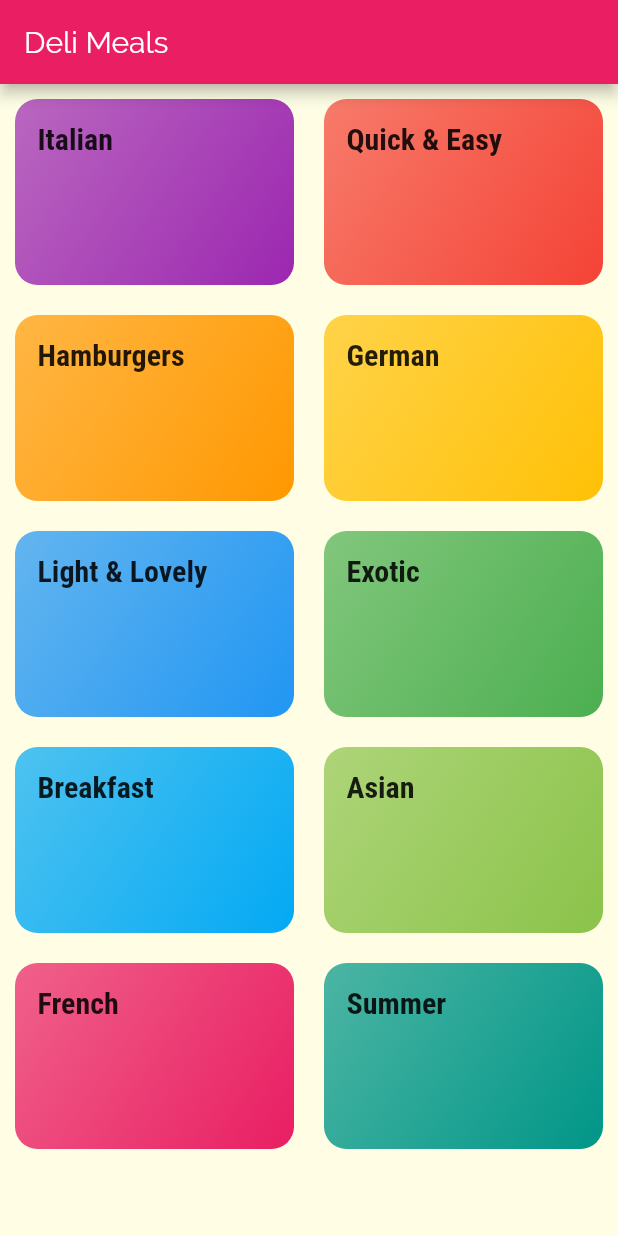
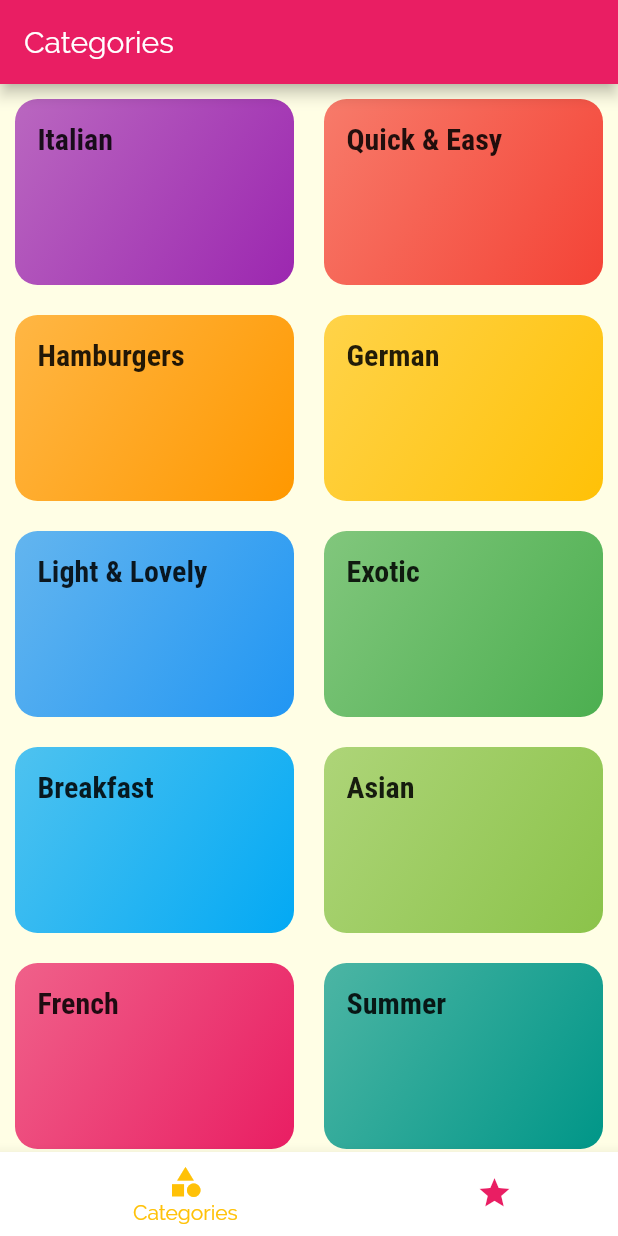
Before and after one commit to godfather-is-me/MenuItemApp, a Flutter app: the screen it shows after launch, on a phone screen of 412 x 824 dp. Run offline on Flutter 3.47's test engine with Material 2 defaults, Android fonts, the phone set to English and light mode, and no system bars.

Commit message:
added bottom tab

```diff
--- a/lib/main.dart
+++ b/lib/main.dart
@@ -2,6 +2,7 @@ import 'package:flutter/material.dart';
 import 'package:menu_item_app/screens/category_meals_screen.dart';
 import 'screens/categories_screen.dart';
 import 'screens/meal_detail_screen.dart';
+import 'screens/tabs_screen.dart';
 
 void main() => runApp(MyApp());
 
@@ -29,7 +30,7 @@ class MyApp extends StatelessWidget {
       // home: CategoriesScreen(),
       initialRoute: '/',
       routes: {
-        '/': (ctx) => CategoriesScreen(),
+        '/': (ctx) => TabsScreen(),
         CategoryMealsScreen.routeName: (ctx) => CategoryMealsScreen(),
         MealDetailScreen.routeName: (ctx) => MealDetailScreen(),
       },
--- a/lib/screens/categories_screen.dart
+++ b/lib/screens/categories_screen.dart
@@ -5,11 +5,7 @@ import '../widgets/category_item.dart';
 class CategoriesScreen extends StatelessWidget {
   @override
   Widget build(BuildContext context) {
-    return Scaffold(
-      appBar: AppBar(
-        title: const Text('Deli Meals'),
-      ),
-      body: GridView(
+    return GridView(
       padding: const EdgeInsets.all(10),
       children: DUMMY_CATEGORIES
           .map((e) => CategoryItem(
@@ -24,7 +20,6 @@ class CategoriesScreen extends StatelessWidget {
         crossAxisSpacing: 20,
         mainAxisSpacing: 20,
       ),
-      ),
     );
   }
 }
--- /dev/null
+++ b/lib/screens/favorites_screen.dart
@@ -0,0 +1,10 @@
+import 'package:flutter/material.dart';
+
+class FavoritesScreen extends StatelessWidget {
+  @override
+  Widget build(BuildContext context) {
+    return Center(
+      child: Text('The Favortite screen'),
+    );
+  }
+}
--- /dev/null
+++ b/lib/screens/tabs_screen.dart
@@ -0,0 +1,53 @@
+import 'package:flutter/material.dart';
+import 'package:menu_item_app/screens/categories_screen.dart';
+import 'favorites_screen.dart';
+
+class TabsScreen extends StatefulWidget {
+  @override
+  _TabsScreenState createState() => _TabsScreenState();
+}
+
+class _TabsScreenState extends State<TabsScreen> {
+  final List<Map<String, Object>> _pages = [
+    {'page': CategoriesScreen(), 'title': 'Categories'},
+    {'page': FavoritesScreen(), 'title': 'Favorites'}
+  ];
+
+  int _selectedPageIndex = 0;
+
+  void _selectPage(int index) {
+    setState(() {
+      _selectedPageIndex = index;
+    });
+  }
+
+  @override
+  Widget build(BuildContext context) {
+    return Scaffold(
+      appBar: AppBar(
+        title: Text(_pages[_selectedPageIndex]['title']),
+      ),
+      body: _pages[_selectedPageIndex]['page'],
+      bottomNavigationBar: BottomNavigationBar(
+        onTap: _selectPage,
+        backgroundColor: Theme.of(context).primaryColor,
+        unselectedItemColor: Colors.pink,
+        selectedItemColor: Theme.of(context).accentColor,
+        currentIndex: _selectedPageIndex,
+        type: BottomNavigationBarType.shifting,
+        items: [
+          BottomNavigationBarItem(
+            backgroundColor: Theme.of(context).bottomAppBarColor,
+            icon: Icon(Icons.category),
+            title: Text('Categories'),
+          ),
+          BottomNavigationBarItem(
+            backgroundColor: Theme.of(context).primaryColor,
+            icon: Icon(Icons.star),
+            title: Text('Favorites'),
+          ),
+        ],
+      ),
+    );
+  }
+}
```
Lines whose indentation alone changed are shown as unchanged.
